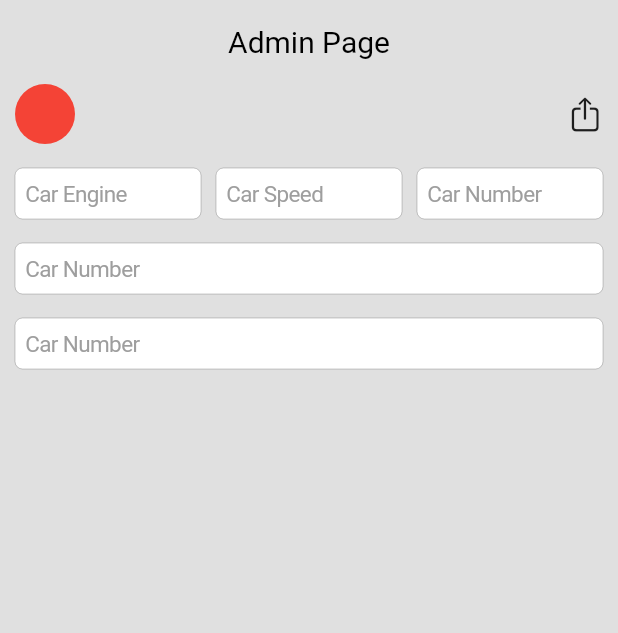
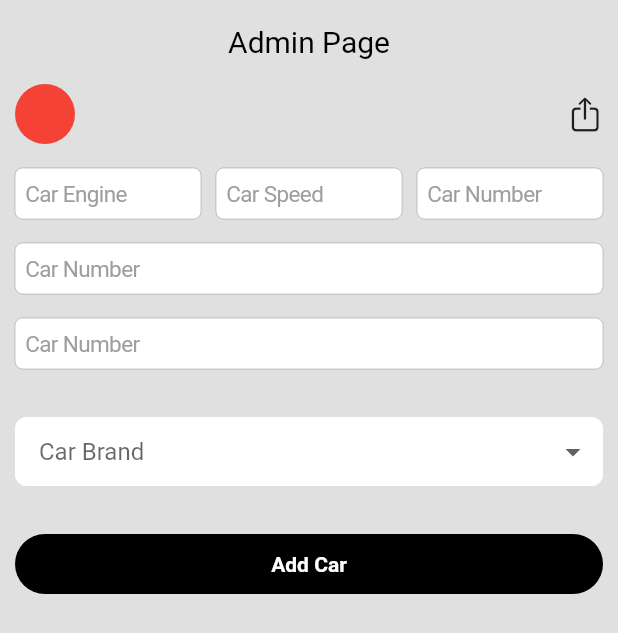
Before and after one commit to mahmoudmohamed111/auto-swift, a Flutter app: the screen it shows after launch, on a phone screen of 412 x 824 dp. Shown: the top 633 px of the screen. Run offline on Flutter 3.47's test engine with Material 3 defaults, Android fonts, the phone set to English and light mode, and no system bars; our stand-ins replace dropdown_button2, firebase_core; accounts and stored records are empty.

Commit message:
create admin page part2

```diff
--- a/lib/features/Admin/presentation/views/admin_page.dart
+++ b/lib/features/Admin/presentation/views/admin_page.dart
@@ -1,5 +1,8 @@
+import 'package:auto_swift/core/components/custom_button.dart';
 import 'package:auto_swift/core/components/custom_container.dart';
 import 'package:auto_swift/core/components/custom_text_field.dart';
+import 'package:auto_swift/features/Admin/presentation/widgets/custom_dropdown.dart';
+import 'package:dropdown_button2/dropdown_button2.dart';
 import 'package:flutter/cupertino.dart';
 import 'package:flutter/material.dart';
 
@@ -16,7 +19,8 @@ class _AdminPageState extends State<AdminPage> {
   TextEditingController Seat_Number = TextEditingController();
   TextEditingController model = TextEditingController();
   TextEditingController price = TextEditingController();
-
+  List<String> Cars_Brand = ["Bmw", "Audi", "Porshe"];
+  String? selected_brand;
   @override
   Widget build(BuildContext context) {
     return Scaffold(
@@ -84,6 +88,40 @@ class _AdminPageState extends State<AdminPage> {
               hint: "Car Number",
               type: TextInputType.number,
             ),
+            SizedBox(height: 16),
+            Padding(
+              padding: const EdgeInsets.symmetric(vertical: 16),
+              child: CustomDropdown(
+                onChanged: (data) {
+                  setState(() {
+                    selected_brand = data;
+                  });
+                },
+                value: ValueNotifier<String?>(selected_brand),
+                hint: "Car Brand",
+                valid: "Please Select at least 1 item",
+                items: Cars_Brand.map(
+                  (brand) => DropdownItem(value: brand, child: Text(brand)),
+                ).toList(),
+              ),
+            ),
+            SizedBox(height: 16),
+            CustomButton(
+              width: MediaQuery.of(context).size.width,
+              height: 40,
+              color: Colors.black,
+              radius: 20,
+              onTap: () {},
+              child: Center(
+                child: Text(
+                  "Add Car",
+                  style: TextStyle(
+                    color: Colors.white,
+                    fontWeight: FontWeight.bold,
+                  ),
+                ),
+              ),
+            ),
           ],
         ),
       ),
--- a/lib/features/Admin/presentation/widgets/custom_dropdown.dart
+++ b/lib/features/Admin/presentation/widgets/custom_dropdown.dart
@@ -5,18 +5,35 @@ import 'package:flutter/material.dart';
 class CustomDropdown extends StatelessWidget {
   CustomDropdown({
     super.key,
-    this.items,
+    required this.items,
     required this.hint,
     required this.valid,
+    this.onChanged,
     this.value,
   });
-  List<DropdownItem<String>>? items;
-  Function(String?)? onChanged;
+  List<DropdownItem<String>> items;
   ValueListenable<String?>? value;
   String hint, valid;
+  Function(dynamic data)? onChanged;
   @override
   Widget build(BuildContext context) {
     return DropdownButtonFormField2(
+      buttonStyleData: const FormFieldButtonStyleData(
+        height: 30,
+        padding: EdgeInsets.only(right: 8),
+      ),
+
+      decoration: InputDecoration(
+        fillColor: Colors.white,
+        filled: true,
+        isDense: true,
+        contentPadding: const EdgeInsets.symmetric(vertical: 8),
+        enabledBorder: OutlineInputBorder(
+          borderRadius: BorderRadius.circular(8),
+          borderSide: BorderSide(color: Colors.white),
+        ),
+      ),
+
       valueListenable: value,
       items: items,
       validator: (value) => value == null ? valid : null,
```
